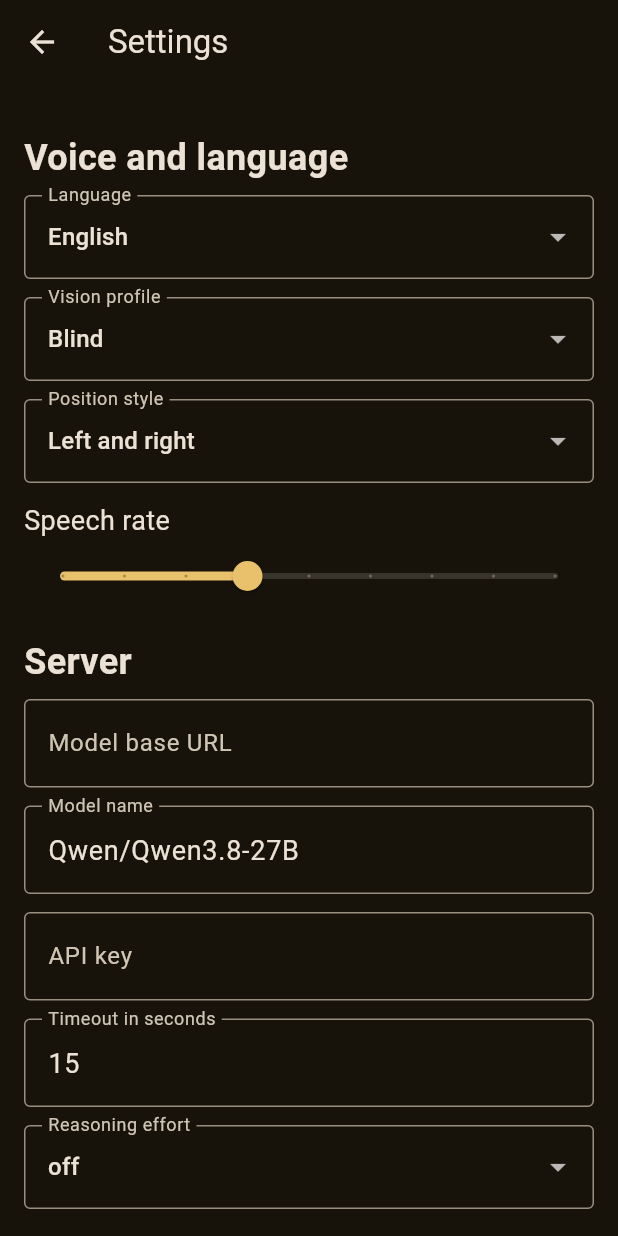
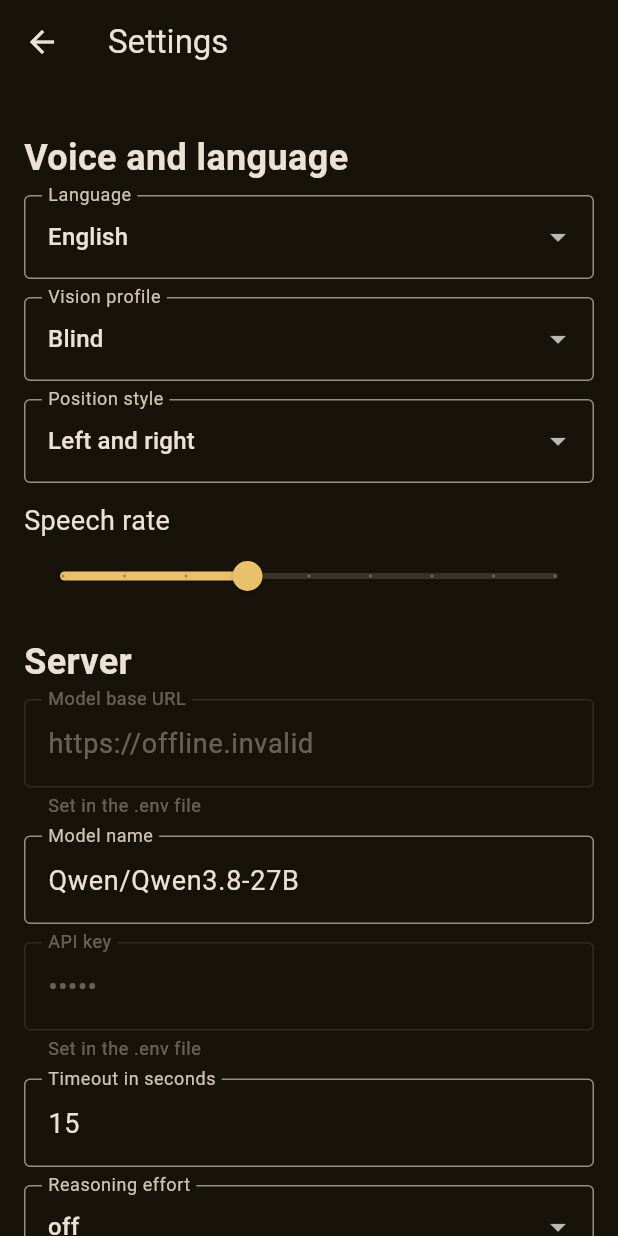
Before and after one commit to Evans-Junior/bifrost, a Flutter app: the screen it shows after launch, after a tap on the "settings" icon, on a phone screen of 412 x 824 dp. Run offline on Flutter 3.47's test engine with Material 3 defaults, Android fonts, the phone set to English and light mode, and no system bars; our stand-ins replace camera, dio, flutter_dotenv, flutter_riverpod, flutter_secure_storage, flutter_tts and 2 more.

Commit message:
dev: load server settings from a git-ignored .env file
Values in assets/env/.env (flutter_dotenv) override Settings and show as
locked fields, so a developer can point the app at OpenRouter's free
Qwen3.8 endpoint without typing the key on the phone. .env.example
documents the keys; the real file is git-ignored.

```diff
--- a/lib/l10n/app_en.arb
+++ b/lib/l10n/app_en.arb
@@ -62,6 +62,7 @@
   "settingsPositionStyle": "Position style",
   "settingsPositionClock": "Clock face",
   "settingsPositionLeftRight": "Left and right",
+  "settingsFromEnv": "Set in the .env file",
   "settingsSave": "Save",
   "settingsSaved": "Settings saved.",
   "languageEnglish": "English",
--- a/lib/l10n/app_fr.arb
+++ b/lib/l10n/app_fr.arb
@@ -50,6 +50,7 @@
   "settingsPositionStyle": "Style de position",
   "settingsPositionClock": "Cadran d'horloge",
   "settingsPositionLeftRight": "Gauche et droite",
+  "settingsFromEnv": "Défini dans le fichier .env",
   "settingsSave": "Enregistrer",
   "settingsSaved": "Réglages enregistrés.",
   "languageEnglish": "English",
--- a/lib/l10n/gen/app_localizations.dart
+++ b/lib/l10n/gen/app_localizations.dart
@@ -368,6 +368,12 @@ abstract class AppLocalizations {
   /// **'Left and right'**
   String get settingsPositionLeftRight;
 
+  /// No description provided for @settingsFromEnv.
+  ///
+  /// In en, this message translates to:
+  /// **'Set in the .env file'**
+  String get settingsFromEnv;
+
   /// No description provided for @settingsSave.
   ///
   /// In en, this message translates to:
--- a/lib/l10n/gen/app_localizations_en.dart
+++ b/lib/l10n/gen/app_localizations_en.dart
@@ -156,6 +156,9 @@ class AppLocalizationsEn extends AppLocalizations {
   String get settingsPositionLeftRight => 'Left and right';
 
   @override
+  String get settingsFromEnv => 'Set in the .env file';
+
+  @override
   String get settingsSave => 'Save';
 
   @override
--- a/lib/l10n/gen/app_localizations_fr.dart
+++ b/lib/l10n/gen/app_localizations_fr.dart
@@ -159,6 +159,9 @@ class AppLocalizationsFr extends AppLocalizations {
   String get settingsPositionLeftRight => 'Gauche et droite';
 
   @override
+  String get settingsFromEnv => 'Défini dans le fichier .env';
+
+  @override
   String get settingsSave => 'Enregistrer';
 
   @override
--- /dev/null
+++ b/lib/src/settings/env_defaults.dart
@@ -0,0 +1,30 @@
+import 'package:flutter_dotenv/flutter_dotenv.dart';
+
+/// Development-only server defaults read from `assets/env/.env`
+/// (git-ignored; see `.env.example`). Values set here override Settings.
+/// Participant builds must be made without this file.
+///
+/// The file is bundled into the app, so builds made with a key in it must
+/// not be shared outside the team.
+class EnvDefaults {
+  static const fileName = 'assets/env/.env';
+
+  /// Keys read from the file; same names as the Settings fields.
+  static const keys = [
+    'MODEL_BASE_URL',
+    'MODEL_NAME',
+    'API_KEY',
+    'REASONING_EFFORT',
+    'TIMEOUT_S',
+  ];
+
+  /// Loads the file if present. Returns an empty map when it is missing.
+  static Future<Map<String, String>> load() async {
+    final env = DotEnv();
+    await env.load(fileName: fileName, isOptional: true);
+    return {
+      for (final k in keys)
+        if ((env.maybeGet(k) ?? '').trim().isNotEmpty) k: env.get(k).trim(),
+    };
+  }
+}
--- a/lib/src/settings/settings_repository.dart
+++ b/lib/src/settings/settings_repository.dart
@@ -2,14 +2,20 @@ import 'package:flutter_riverpod/flutter_riverpod.dart';
 import 'package:flutter_secure_storage/flutter_secure_storage.dart';
 
 import 'app_settings.dart';
+import 'env_defaults.dart';
 
 /// Loads and saves [AppSettings] in `flutter_secure_storage`, so the API key
-/// and server address never live in source code.
+/// and server address never live in source code. Server fields set in the
+/// development `.env` file ([EnvDefaults]) take priority over Settings.
 class SettingsRepository {
-  SettingsRepository([FlutterSecureStorage? storage])
-    : _storage = storage ?? const FlutterSecureStorage();
+  SettingsRepository({
+    FlutterSecureStorage? storage,
+    Future<Map<String, String>> Function()? envLoader,
+  })  : _storage = storage ?? const FlutterSecureStorage(),
+        _envLoader = envLoader ?? EnvDefaults.load;
 
   final FlutterSecureStorage _storage;
+  final Future<Map<String, String>> Function() _envLoader;
 
   static const _baseUrl = 'MODEL_BASE_URL';
   static const _modelName = 'MODEL_NAME';
@@ -21,19 +27,31 @@ class SettingsRepository {
   static const _profile = 'PROFILE';
   static const _positionStyle = 'POSITION_STYLE';
 
-  Future<AppSettings> load() async {
-    final all = await _storage.readAll();
+  Future<AppSettings> load() async =>
+      merge(await _storage.readAll(), await _envLoader());
+
+  /// Builds settings from [stored] values. Any server field present in [env]
+  /// overrides storage, so editing `.env` always takes effect.
+  static AppSettings merge(
+    Map<String, String> stored,
+    Map<String, String> env,
+  ) {
     const d = AppSettings();
+    String? pick(String key) {
+      final s = stored[key];
+      return env[key] ?? ((s != null && s.trim().isNotEmpty) ? s : null);
+    }
+
     return AppSettings(
-      modelBaseUrl: all[_baseUrl] ?? d.modelBaseUrl,
-      modelName: all[_modelName] ?? d.modelName,
-      apiKey: all[_apiKey] ?? d.apiKey,
-      reasoningEffort: ReasoningEffort.fromName(all[_reasoning]),
-      timeoutS: int.tryParse(all[_timeout] ?? '') ?? d.timeoutS,
-      language: AppLanguage.fromCode(all[_language]),
-      speechRate: double.tryParse(all[_speechRate] ?? '') ?? d.speechRate,
-      profile: VisionProfile.fromKey(all[_profile]),
-      positionStyle: PositionStyle.fromKey(all[_positionStyle]),
+      modelBaseUrl: pick(_baseUrl) ?? d.modelBaseUrl,
+      modelName: pick(_modelName) ?? d.modelName,
+      apiKey: pick(_apiKey) ?? d.apiKey,
+      reasoningEffort: ReasoningEffort.fromName(pick(_reasoning)),
+      timeoutS: int.tryParse(pick(_timeout) ?? '') ?? d.timeoutS,
+      language: AppLanguage.fromCode(stored[_language]),
+      speechRate: double.tryParse(stored[_speechRate] ?? '') ?? d.speechRate,
+      profile: VisionProfile.fromKey(stored[_profile]),
+      positionStyle: PositionStyle.fromKey(stored[_positionStyle]),
     );
   }
 
@@ -55,9 +73,15 @@ class SettingsRepository {
   }
 }
 
+/// Server values from the development `.env` file, empty when it is absent.
+final envDefaultsProvider =
+    FutureProvider<Map<String, String>>((ref) => EnvDefaults.load());
+
 /// Provides the [SettingsRepository].
 final settingsRepositoryProvider = Provider<SettingsRepository>(
-  (ref) => SettingsRepository(),
+  (ref) => SettingsRepository(
+    envLoader: () => ref.read(envDefaultsProvider.future),
+  ),
 );
 
 /// Holds the current [AppSettings] and persists changes.
--- a/lib/src/ui/settings_screen.dart
+++ b/lib/src/ui/settings_screen.dart
@@ -65,6 +65,9 @@ class _SettingsScreenState extends ConsumerState<SettingsScreen> {
     }
     if (_draft == null) _initFrom(settings);
     final d = _draft!;
+    final env = ref.watch(envDefaultsProvider).value ?? const {};
+    String? envNote(String key) =>
+        env.containsKey(key) ? l10n.settingsFromEnv : null;
 
     return Scaffold(
       appBar: AppBar(title: Text(l10n.settingsTitle)),
@@ -113,16 +116,20 @@ class _SettingsScreenState extends ConsumerState<SettingsScreen> {
           ),
           _Header(l10n.settingsServer),
           _Field(controller: _baseUrl, label: l10n.settingsBaseUrl,
-              keyboard: TextInputType.url),
-          _Field(controller: _modelName, label: l10n.settingsModelName),
+              keyboard: TextInputType.url,
+              lockedNote: envNote('MODEL_BASE_URL')),
+          _Field(controller: _modelName, label: l10n.settingsModelName,
+              lockedNote: envNote('MODEL_NAME')),
           _Field(controller: _apiKey, label: l10n.settingsApiKey,
-              obscure: true),
+              obscure: true, lockedNote: envNote('API_KEY')),
           _Field(controller: _timeout, label: l10n.settingsTimeout,
-              keyboard: TextInputType.number),
+              keyboard: TextInputType.number,
+              lockedNote: envNote('TIMEOUT_S')),
           _Choice<ReasoningEffort>(
             label: l10n.settingsReasoning,
             value: d.reasoningEffort,
             options: {for (final r in ReasoningEffort.values) r: r.name},
+            lockedNote: envNote('REASONING_EFFORT'),
             onChanged: (v) =>
                 setState(() => _draft = d.copyWith(reasoningEffort: v)),
           ),
@@ -155,31 +162,36 @@ class _Header extends StatelessWidget {
       );
 }
 
-/// A labelled text field.
+/// A labelled text field. When [lockedNote] is set the value comes from
+/// `.env`, so the field is read-only and says why.
 class _Field extends StatelessWidget {
   const _Field({
     required this.controller,
     required this.label,
     this.obscure = false,
     this.keyboard,
+    this.lockedNote,
   });
 
   final TextEditingController controller;
   final String label;
   final bool obscure;
   final TextInputType? keyboard;
+  final String? lockedNote;
 
   @override
   Widget build(BuildContext context) => Padding(
         padding: const EdgeInsets.only(bottom: 12),
         child: TextField(
           controller: controller,
+          enabled: lockedNote == null,
           obscureText: obscure,
           autocorrect: false,
           keyboardType: keyboard,
           style: const TextStyle(fontSize: 18),
           decoration: InputDecoration(
             labelText: label,
+            helperText: lockedNote,
             border: const OutlineInputBorder(),
           ),
         ),
@@ -193,12 +205,16 @@ class _Choice<T> extends StatelessWidget {
     required this.value,
     required this.options,
     required this.onChanged,
+    this.lockedNote,
   });
 
   final String label;
   final T value;
   final Map<T, String> options;
   final ValueChanged<T> onChanged;
+
+  /// When set, the value comes from `.env` and cannot be changed here.
+  final String? lockedNote;
 
   @override
   Widget build(BuildContext context) => Padding(
@@ -207,15 +223,18 @@ class _Choice<T> extends StatelessWidget {
           initialValue: value,
           decoration: InputDecoration(
             labelText: label,
+            helperText: lockedNote,
             border: const OutlineInputBorder(),
           ),
           items: [
             for (final e in options.entries)
               DropdownMenuItem(value: e.key, child: Text(e.value)),
           ],
-          onChanged: (v) {
-            if (v != null) onChanged(v);
-          },
+          onChanged: lockedNote != null
+              ? null
+              : (v) {
+                  if (v != null) onChanged(v);
+                },
         ),
       );
 }
--- a/pubspec.yaml
+++ b/pubspec.yaml
@@ -46,6 +46,7 @@ dependencies:
   intl: ^0.20.2
   flutter_localizations:
     sdk: flutter
+  flutter_dotenv: ^6.0.1
 
 dev_dependencies:
   flutter_test:
@@ -69,6 +70,7 @@ flutter:
   generate: true
   assets:
     - assets/prompts/
+    - assets/env/
 
   # The following line ensures that the Material Icons font is
   # included with your application, so that you can use the icons in
```
Also changed, not shown: pubspec.lock, 5 other files.
